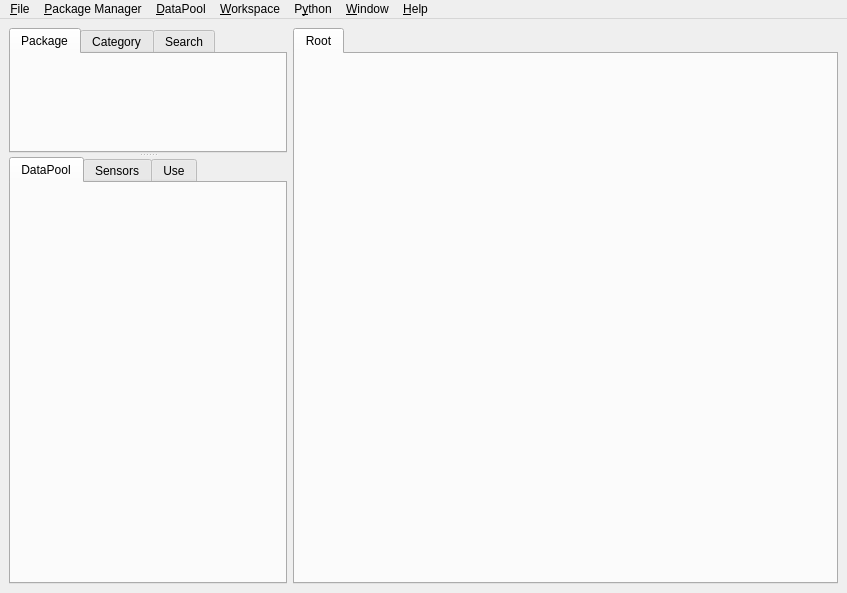
Old version of the form src/visualea/resources/mainwindow.ui in the repository openalea/visualea.
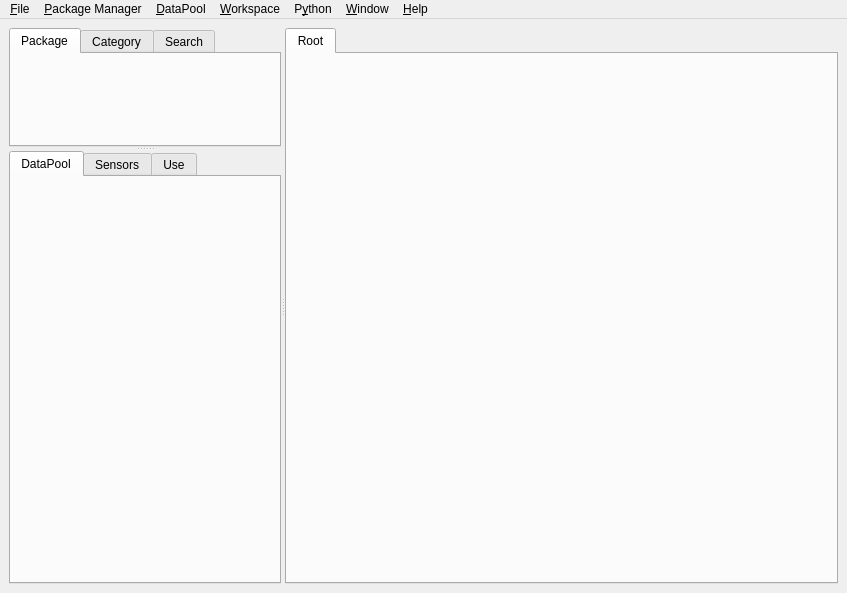
New version of the form. Icons and pictures are not drawn.

Commit message: Add split in visualea main window between package manager and workspaces

```diff
--- a/src/visualea/resources/mainwindow.ui
+++ b/src/visualea/resources/mainwindow.ui
@@ -16,23 +16,12 @@
    <iconset resource="images.qrc" >:/icons/openalea_icon.png</iconset>
   </property>
   <widget class="QWidget" name="centralwidget" >
-   <layout class="QHBoxLayout" >
-    <property name="spacing" >
-     <number>6</number>
-    </property>
-    <property name="leftMargin" >
-     <number>9</number>
-    </property>
-    <property name="topMargin" >
-     <number>9</number>
-    </property>
-    <property name="rightMargin" >
-     <number>9</number>
-    </property>
-    <property name="bottomMargin" >
-     <number>9</number>
-    </property>
+   <layout class="QVBoxLayout" >
     <item>
+     <widget class="QSplitter" name="splitter_3" >
+      <property name="orientation" >
+       <enum>Qt::Horizontal</enum>
+      </property>
      <widget class="QSplitter" name="splitter_2" >
       <property name="orientation" >
        <enum>Qt::Vertical</enum>
@@ -42,12 +31,6 @@
         <number>0</number>
        </property>
        <widget class="QWidget" name="packageview" >
-        <property name="sizePolicy" >
-         <sizepolicy vsizetype="Preferred" hsizetype="MinimumExpanding" >
-          <horstretch>0</horstretch>
-          <verstretch>0</verstretch>
-         </sizepolicy>
-        </property>
         <attribute name="title" >
          <string>Package</string>
         </attribute>
@@ -59,16 +42,16 @@
           <number>6</number>
          </property>
          <property name="leftMargin" >
-          <number>9</number>
+           <number>6</number>
          </property>
          <property name="topMargin" >
-          <number>9</number>
+           <number>6</number>
          </property>
          <property name="rightMargin" >
-          <number>9</number>
+           <number>6</number>
          </property>
          <property name="bottomMargin" >
-          <number>9</number>
+           <number>6</number>
          </property>
         </layout>
        </widget>
@@ -84,16 +67,16 @@
           <number>6</number>
          </property>
          <property name="leftMargin" >
-          <number>9</number>
+           <number>6</number>
          </property>
          <property name="topMargin" >
-          <number>9</number>
+           <number>6</number>
          </property>
          <property name="rightMargin" >
-          <number>9</number>
+           <number>6</number>
          </property>
          <property name="bottomMargin" >
-          <number>9</number>
+           <number>6</number>
          </property>
         </layout>
        </widget>
@@ -109,16 +92,16 @@
           <number>6</number>
          </property>
          <property name="leftMargin" >
-          <number>9</number>
+           <number>6</number>
          </property>
          <property name="topMargin" >
-          <number>9</number>
+           <number>6</number>
          </property>
          <property name="rightMargin" >
-          <number>9</number>
+           <number>6</number>
          </property>
          <property name="bottomMargin" >
-          <number>9</number>
+           <number>6</number>
          </property>
          <item>
           <widget class="QLineEdit" name="search_lineEdit" />
@@ -142,16 +125,16 @@
           <number>6</number>
          </property>
          <property name="leftMargin" >
-          <number>9</number>
+           <number>6</number>
          </property>
          <property name="topMargin" >
-          <number>9</number>
+           <number>6</number>
          </property>
          <property name="rightMargin" >
-          <number>9</number>
+           <number>6</number>
          </property>
          <property name="bottomMargin" >
-          <number>9</number>
+           <number>6</number>
          </property>
         </layout>
        </widget>
@@ -172,16 +155,16 @@
           <number>6</number>
          </property>
          <property name="leftMargin" >
-          <number>9</number>
+           <number>6</number>
          </property>
          <property name="topMargin" >
-          <number>9</number>
+           <number>6</number>
          </property>
          <property name="rightMargin" >
-          <number>9</number>
+           <number>6</number>
          </property>
          <property name="bottomMargin" >
-          <number>9</number>
+           <number>6</number>
          </property>
          <item>
           <widget class="QTableWidget" name="useTable" >
@@ -201,8 +184,6 @@
        </widget>
       </widget>
      </widget>
-    </item>
-    <item>
      <widget class="QSplitter" name="splitter" >
       <property name="sizePolicy" >
        <sizepolicy vsizetype="Expanding" hsizetype="Expanding" >
@@ -232,18 +213,19 @@
           <number>6</number>
          </property>
          <property name="leftMargin" >
-          <number>9</number>
+           <number>6</number>
          </property>
          <property name="topMargin" >
-          <number>9</number>
+           <number>6</number>
          </property>
          <property name="rightMargin" >
-          <number>9</number>
+           <number>6</number>
          </property>
          <property name="bottomMargin" >
-          <number>9</number>
-         </property>
-        </layout>
+           <number>6</number>
+          </property>
+         </layout>
+        </widget>
        </widget>
       </widget>
      </widget>
```
Lines whose indentation alone changed are shown as unchanged. The commit also changes 3 other files.
